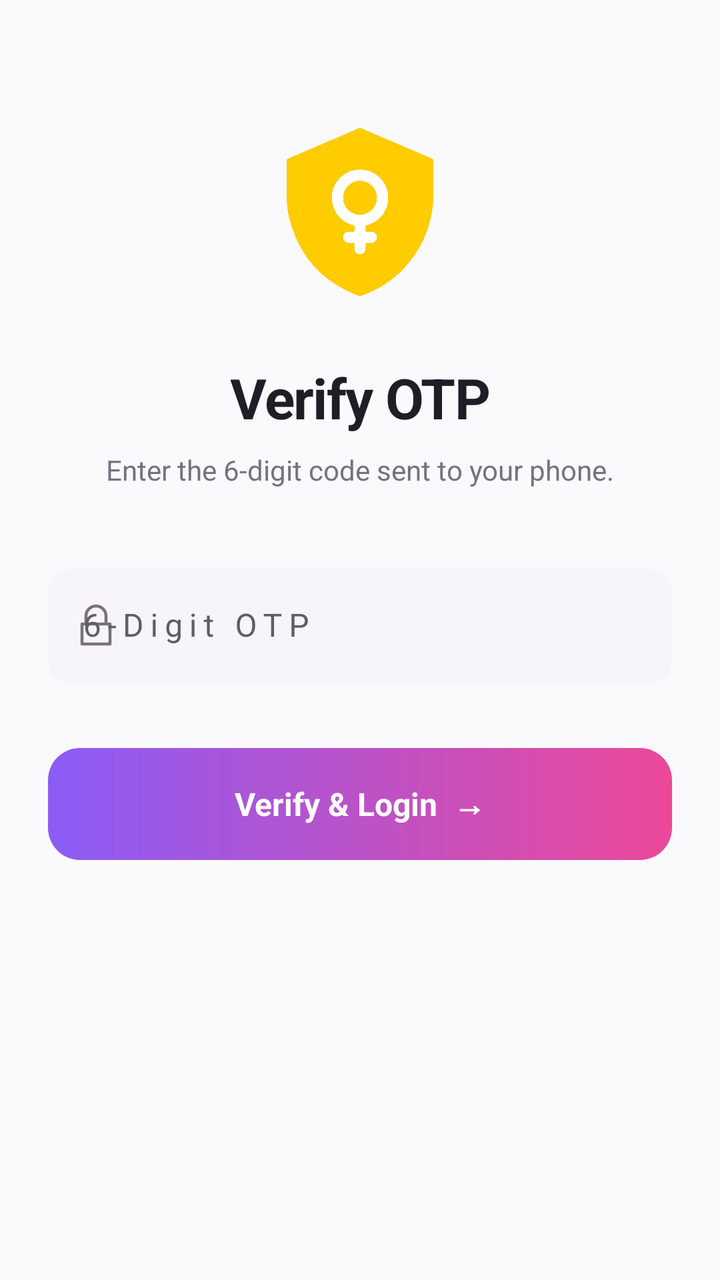
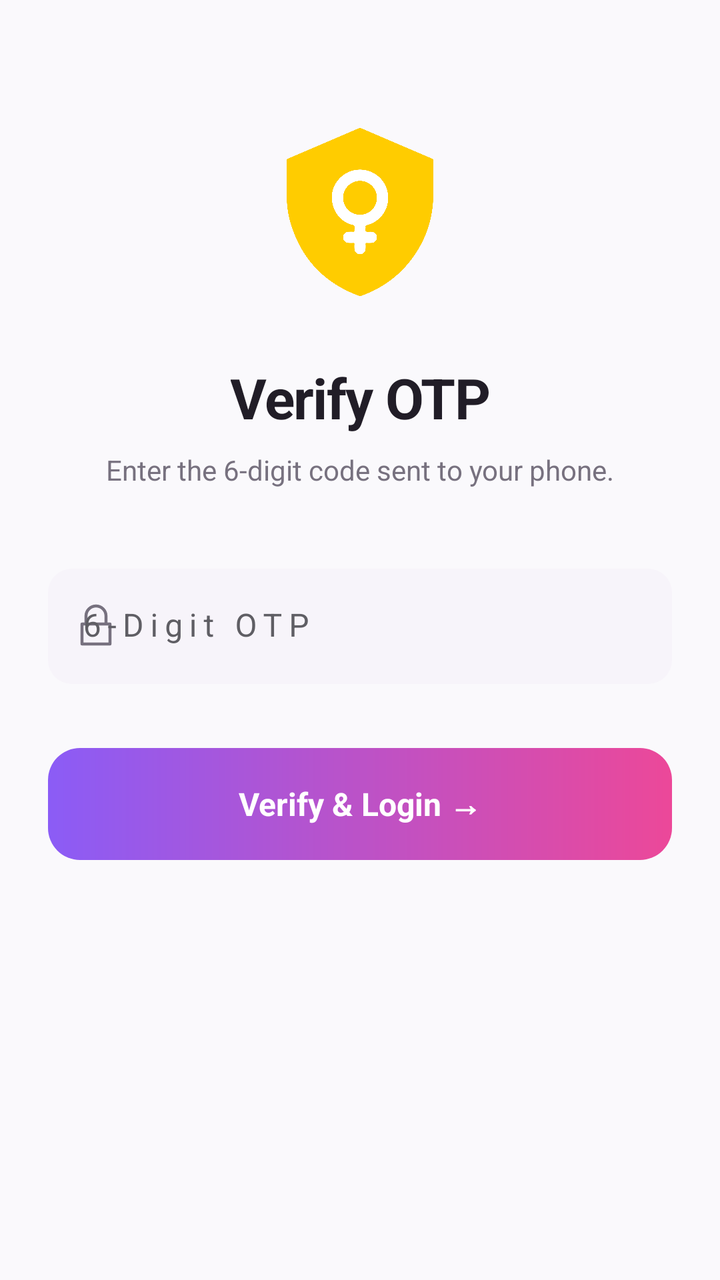

Compare the two renders of this Android layout. The source of the first and the diff that turns it into the second are given below.
<!-- AndroidManifest.xml: application theme Theme.WomenSafety -->
<!-- res/layout/activity_otp_verification.xml -->
<?xml version="1.0" encoding="utf-8"?>
<androidx.constraintlayout.widget.ConstraintLayout xmlns:android="http://schemas.android.com/apk/res/android"
    xmlns:app="http://schemas.android.com/apk/res-auto"
    android:layout_width="match_parent"
    android:layout_height="match_parent"
    android:background="@color/premium_login_bg"
    android:padding="24dp">

    <ImageView
        android:id="@+id/ivLogo"
        android:layout_width="100dp"
        android:layout_height="100dp"
        android:layout_marginTop="32dp"
        android:src="@drawable/logo"
        app:layout_constraintEnd_toEndOf="parent"
        app:layout_constraintStart_toStartOf="parent"
        app:layout_constraintTop_toTopOf="parent" />

    <TextView
        android:id="@+id/tvTitle"
        android:layout_width="wrap_content"
        android:layout_height="wrap_content"
        android:layout_marginTop="24dp"
        android:text="Verify OTP"
        android:textColor="@color/premium_login_text_main"
        android:textSize="28sp"
        android:textStyle="bold"
        android:letterSpacing="-0.02"
        app:layout_constraintEnd_toEndOf="parent"
        app:layout_constraintStart_toStartOf="parent"
        app:layout_constraintTop_toBottomOf="@id/ivLogo" />

    <TextView
        android:id="@+id/tvSubtitle"
        android:layout_width="wrap_content"
        android:layout_height="wrap_content"
        android:layout_marginTop="8dp"
        android:text="Enter the 6-digit code sent to your phone."
        android:textColor="@color/premium_login_text_secondary"
        android:textSize="14sp"
        android:textAlignment="center"
        app:layout_constraintEnd_toEndOf="parent"
        app:layout_constraintStart_toStartOf="parent"
        app:layout_constraintTop_toBottomOf="@id/tvTitle" />

    <com.google.android.material.textfield.TextInputLayout
        android:id="@+id/tilOtp"
        android:layout_width="match_parent"
        android:layout_height="wrap_content"
        android:layout_marginTop="40dp"
        android:hint="6-Digit OTP"
        app:hintTextColor="@color/premium_login_text_secondary"
        app:boxBackgroundMode="filled"
        app:boxBackgroundColor="@color/premium_login_input_bg"
        app:boxCornerRadiusTopStart="12dp"
        app:boxCornerRadiusTopEnd="12dp"
        app:boxCornerRadiusBottomStart="12dp"
        app:boxCornerRadiusBottomEnd="12dp"
        app:boxStrokeWidth="0dp"
        app:boxStrokeWidthFocused="1dp"
        app:boxStrokeColor="@color/premium_login_focus_border"
        app:startIconDrawable="@drawable/ic_lock_elegant"
        app:startIconTint="@color/premium_login_text_secondary"
        app:layout_constraintTop_toBottomOf="@id/tvSubtitle">

        <com.google.android.material.textfield.TextInputEditText
            android:id="@+id/etOtp"
            android:layout_width="match_parent"
            android:layout_height="wrap_content"
            android:inputType="numberPassword"
            android:maxLength="6"
            android:textColor="@color/premium_login_text_main"
            android:paddingTop="24dp"
            android:paddingBottom="12dp"
            android:textSize="16sp"
            android:letterSpacing="0.2"
            android:textAlignment="center" />
    </com.google.android.material.textfield.TextInputLayout>

    <FrameLayout
        android:id="@+id/fl_verify_button"
        android:layout_width="match_parent"
        android:layout_height="56dp"
        android:layout_marginTop="32dp"
        android:background="@drawable/bg_premium_btn"
        app:layout_constraintTop_toBottomOf="@id/tilOtp">
        
        <LinearLayout
            android:layout_width="match_parent"
            android:layout_height="match_parent"
            android:gravity="center"
            android:orientation="horizontal">
            <TextView
                android:layout_width="wrap_content"
                android:layout_height="wrap_content"
                android:text="Verify &amp; Login  →"
                android:textColor="#FFFFFF"
                android:textSize="16sp"
                android:textStyle="bold" />
        </LinearLayout>

        <ProgressBar
            android:id="@+id/progressBar"
            android:layout_width="24dp"
            android:layout_height="24dp"
            android:layout_gravity="center"
            android:indeterminateTint="#FFFFFF"
            android:visibility="gone" />
        
        <Button
            android:id="@+id/btnVerify"
            android:layout_width="match_parent"
            android:layout_height="match_parent"
            android:background="@android:color/transparent"
            app:backgroundTint="@null" />
    </FrameLayout>

</androidx.constraintlayout.widget.ConstraintLayout>
<!-- resources referenced by this layout -->
<resources>
  <color name="premium_login_bg">#FAF9FC</color>
  <color name="premium_login_focus_border">#A855F7</color>
  <color name="premium_login_input_bg">#F7F4FA</color>
  <color name="premium_login_text_main">#211D27</color>
  <color name="premium_login_text_secondary">#77717F</color>
  <!-- drawable bg_premium_btn (drawable) -->
  <?xml version="1.0" encoding="utf-8"?>
  <shape xmlns:android="http://schemas.android.com/apk/res/android"
      android:shape="rectangle">
      <gradient
          android:startColor="@color/premium_login_grad_start"
          android:endColor="@color/premium_login_grad_end"
          android:angle="0" />
      <corners android:radius="16dp" />
  </shape>
  <!-- drawable ic_lock_elegant (drawable) -->
  <vector xmlns:android="http://schemas.android.com/apk/res/android"
      android:width="24dp"
      android:height="24dp"
      android:viewportWidth="24.0"
      android:viewportHeight="24.0">
      <path
          android:strokeColor="@color/premium_login_text_secondary"
          android:strokeWidth="1.5"
          android:strokeLineCap="round"
          android:strokeLineJoin="round"
          android:fillColor="#00000000"
          android:pathData="M7,11V7a5,5 0,0 1,10 0v4 M5,11h14v10H5z"/>
  </vector>
  <style name="Theme.WomenSafety" parent="Base.Theme.WomenSafety" />
  <color name="premium_login_grad_start">#8B5CF6</color>
  <color name="premium_login_grad_end">#EC4899</color>
  <color name="primary">#E63950</color>
  <color name="primary_dark">#B91C35</color>
  <color name="background">#FDFCFE</color>
  <color name="surface">#FFFFFF</color>
  <color name="on_surface">#2D2C31</color>
  <color name="on_surface_secondary">#5F5E64</color>
  <color name="sos">#E63950</color>
  <style name="TextAppearance.WomenSafety.AppTitle" parent="TextAppearance.Material3.HeadlineLarge">
          <item name="android:textSize">24sp</item>
          <item name="android:textStyle">bold</item>
          <item name="android:fontFamily">sans-serif</item>
      </style>
  <style name="TextAppearance.WomenSafety.ScreenTitle" parent="TextAppearance.Material3.HeadlineMedium">
          <item name="android:textSize">22sp</item>
          <item name="android:textStyle">bold</item> 
          <item name="android:textFontWeight">600</item> 
          <item name="android:fontFamily">sans-serif</item>
      </style>
  <style name="TextAppearance.WomenSafety.CardTitle" parent="TextAppearance.Material3.TitleMedium">
          <item name="android:textSize">16sp</item>
          <item name="android:textStyle">normal</item>
          <item name="android:textFontWeight">500</item> 
          <item name="android:fontFamily">sans-serif-medium</item>
      </style>
  <style name="TextAppearance.WomenSafety.Body" parent="TextAppearance.Material3.BodyMedium">
          <item name="android:textSize">15sp</item>
          <item name="android:fontFamily">sans-serif</item>
      </style>
  <style name="TextAppearance.WomenSafety.Caption" parent="TextAppearance.Material3.BodySmall">
          <item name="android:textSize">12sp</item>
          <item name="android:fontFamily">sans-serif</item>
      </style>
  <!-- unchanged entries left out for length: 2 -->
</resources>

<!-- the commit's change to res/layout/activity_otp_verification.xml (unified diff, before → after) -->
@@ -21,7 +21,7 @@
         android:layout_width="wrap_content"
         android:layout_height="wrap_content"
         android:layout_marginTop="24dp"
-        android:text="Verify OTP"
+        android:text="@string/otp_title"
         android:textColor="@color/premium_login_text_main"
         android:textSize="28sp"
         android:textStyle="bold"
@@ -35,7 +35,7 @@
         android:layout_width="wrap_content"
         android:layout_height="wrap_content"
         android:layout_marginTop="8dp"
-        android:text="Enter the 6-digit code sent to your phone."
+        android:text="@string/otp_subtitle"
         android:textColor="@color/premium_login_text_secondary"
         android:textSize="14sp"
         android:textAlignment="center"
@@ -93,7 +93,7 @@
             <TextView
                 android:layout_width="wrap_content"
                 android:layout_height="wrap_content"
-                android:text="Verify &amp; Login  →"
+                android:text="@string/otp_btn_verify"
                 android:textColor="#FFFFFF"
                 android:textSize="16sp"
                 android:textStyle="bold" />
<!-- resource entries referenced after the edit -->
@@ -29,6 +29,9 @@
           android:fillColor="#00000000"
           android:pathData="M7,11V7a5,5 0,0 1,10 0v4 M5,11h14v10H5z"/>
   </vector>
+  <string name="otp_btn_verify">Verify &amp; Login  →</string>
+  <string name="otp_subtitle">Enter the 6-digit code sent to your phone.</string>
+  <string name="otp_title">Verify OTP</string>
   <style name="Theme.WomenSafety" parent="Base.Theme.WomenSafety" />
   <color name="premium_login_grad_start">#8B5CF6</color>
   <color name="premium_login_grad_end">#EC4899</color>
